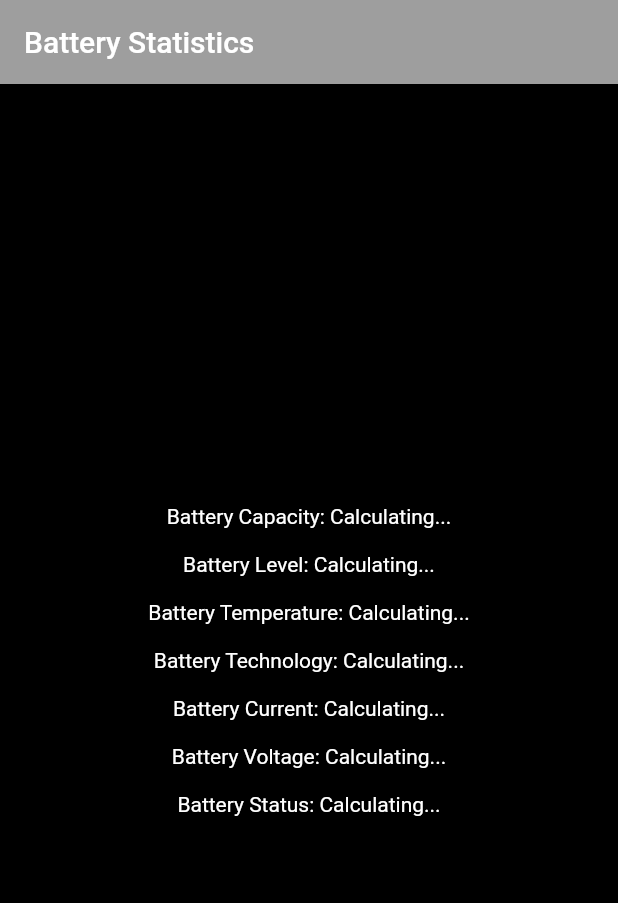
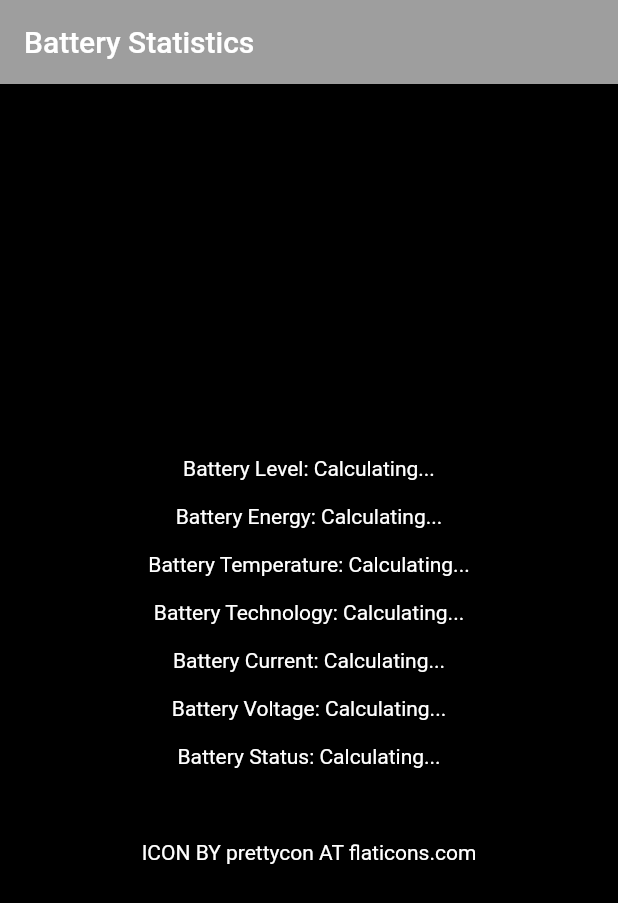
Before and after one commit to BilawalAhmed0900/BatteryStats, a Flutter app: the screen it shows after launch, on a phone screen of 412 x 824 dp. Shown: the top 903 px of the screen. Run offline on Flutter 3.47's test engine with Material 2 defaults, Android fonts, the phone set to English and light mode, and no system bars; missing offline and left inert: battery_info.

Commit message:
Added icon

```diff
--- a/lib/main.dart
+++ b/lib/main.dart
@@ -56,9 +56,9 @@ class _BatteryInfoState extends State<BatteryInfo> {
             mainAxisAlignment: MainAxisAlignment.center,
             crossAxisAlignment: CrossAxisAlignment.center,
             children: [
-              TextWhite(text: "Battery Capacity: " + (batteryInfo != null ? (batteryInfo!.batteryCapacity! * 100 / batteryInfo!.batteryLevel! / 1000).toStringAsFixed(0) + " mAh (Approx)"  : "Calculating...")),
+              TextWhite(text: "Battery Level: " + (batteryInfo != null ? batteryInfo!.batteryLevel!.toString() + " %" : "Calculating...")),
               TextWhite(text: "",),
-              TextWhite(text: "Battery Level: " + (batteryInfo != null ? batteryInfo!.batteryLevel!.toString() + " %" : "Calculating...")),
+              TextWhite(text: "Battery Energy: " + (batteryInfo != null ? (-batteryInfo!.remainingEnergy! * 1.0E-9).toStringAsFixed(4) + " Wh"  : "Calculating...")),
               TextWhite(text: "",),
               TextWhite(text: "Battery Temperature: " + (batteryInfo != null ? batteryInfo!.temperature!.toString() + " C" : "Calculating...")),
               TextWhite(text: "",),
@@ -69,10 +69,13 @@ class _BatteryInfoState extends State<BatteryInfo> {
               TextWhite(text: "Battery Voltage: " + (batteryInfo != null ? (batteryInfo!.voltage! / 1000).toString() + " V": "Calculating...")),
               TextWhite(text: "",),
               TextWhite(text: "Battery Status: " + (batteryInfo != null ? batteryInfo!.chargingStatus!.toString().split(".")[1] : "Calculating...")),
+              TextWhite(text: "",),
+              TextWhite(text: "",),
+              TextWhite(text: "",),
+              TextWhite(text: "ICON BY prettycon AT flaticons.com",),
             ],
           ),
         ),
-
         backgroundColor: Colors.black,
       ),
     );
```
Also changed, not shown: pubspec.yaml (+7 -0 lines), asset/icon/icon.png (added), pubspec.lock, 7 other files.
